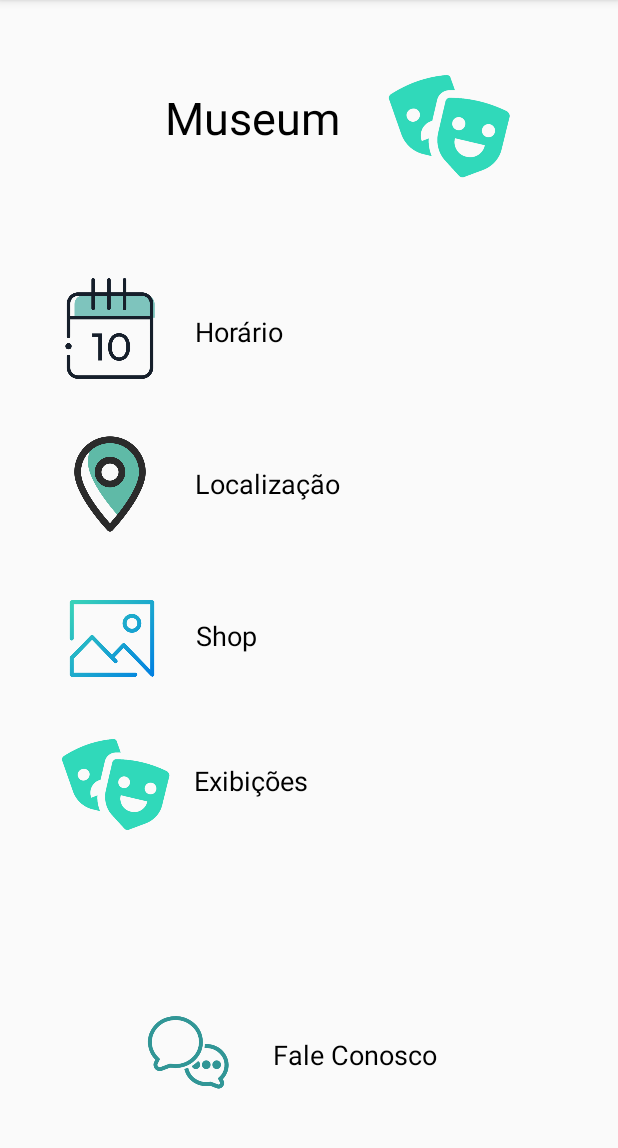
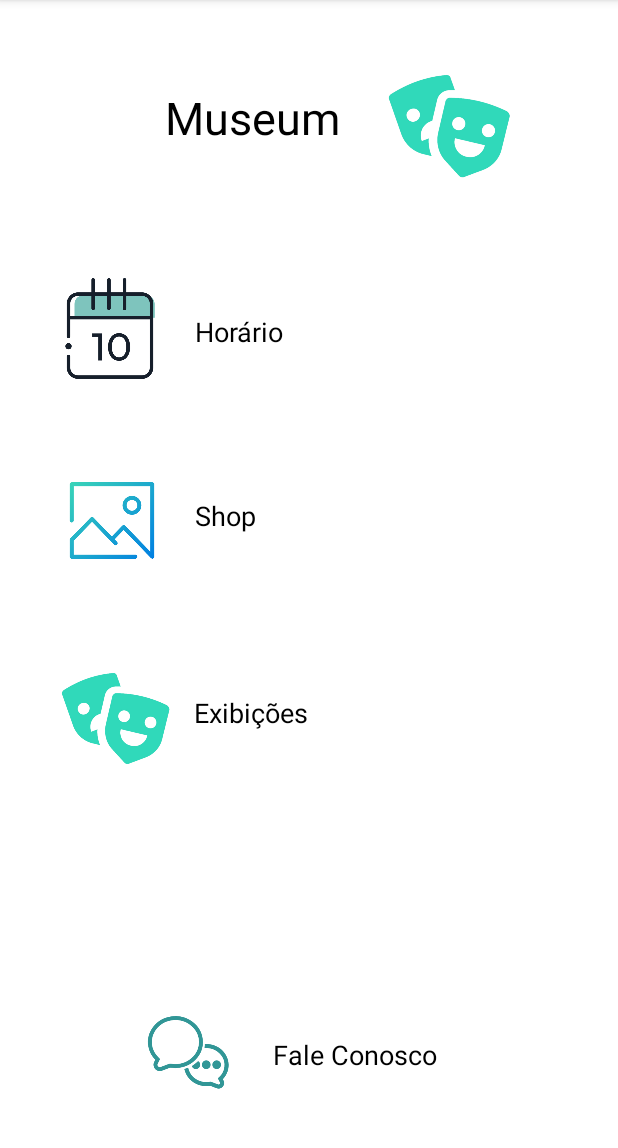
Before and after one commit to FehVicin/MuseuDaora, an Android app: the screen it shows after launch (MainActivity), on a phone screen of 412 x 824 dp, the part 84-1232 px from its top. Run offline under Robolectric (Android 15) with nearby library versions, the phone set to English and light mode, and no system bars.

Commit message:
update modificacoes

```diff
--- a/app/src/main/res/layout/activity_main.xml
+++ b/app/src/main/res/layout/activity_main.xml
@@ -5,6 +5,7 @@
     android:id="@+id/txtmenu"
     android:layout_width="match_parent"
     android:layout_height="match_parent"
+    android:background="#FFFFFF"
     tools:context=".MainActivity">
 
     <TextView
@@ -62,7 +63,7 @@
         app:layout_constraintHorizontal_bias="0.059"
         app:layout_constraintStart_toEndOf="@+id/imgicone2"
         app:layout_constraintTop_toTopOf="parent"
-        app:layout_constraintVertical_bias="0.683" />
+        app:layout_constraintVertical_bias="0.622" />
 
     <ImageView
         android:id="@+id/imgicone2"
@@ -74,25 +75,8 @@
         app:layout_constraintHorizontal_bias="0.111"
         app:layout_constraintStart_toStartOf="parent"
         app:layout_constraintTop_toTopOf="parent"
-        app:layout_constraintVertical_bias="0.701"
+        app:layout_constraintVertical_bias="0.637"
         app:srcCompat="@drawable/teatropng2" />
-
-    <TextView
-        android:id="@+id/txttitulolocal"
-        android:layout_width="wrap_content"
-        android:layout_height="wrap_content"
-        android:layout_marginEnd="16dp"
-        android:layout_marginRight="16dp"
-        android:onClick="clicklocal"
-        android:text="@string/txtlocalizacao"
-        android:textColor="@android:color/black"
-        android:textSize="18sp"
-        app:layout_constraintBottom_toBottomOf="parent"
-        app:layout_constraintEnd_toEndOf="parent"
-        app:layout_constraintHorizontal_bias="0.105"
-        app:layout_constraintStart_toEndOf="@+id/imglocal"
-        app:layout_constraintTop_toTopOf="parent"
-        app:layout_constraintVertical_bias="0.417" />
 
     <TextView
         android:id="@+id/txtgaleria"
@@ -104,10 +88,10 @@
         android:textSize="18sp"
         app:layout_constraintBottom_toBottomOf="parent"
         app:layout_constraintEnd_toEndOf="parent"
-        app:layout_constraintHorizontal_bias="0.07"
+        app:layout_constraintHorizontal_bias="0.066"
         app:layout_constraintStart_toEndOf="@+id/imggaleria"
         app:layout_constraintTop_toTopOf="parent"
-        app:layout_constraintVertical_bias="0.553" />
+        app:layout_constraintVertical_bias="0.446" />
 
     <TextView
         android:id="@+id/txthorarios"
@@ -134,21 +118,8 @@
         app:layout_constraintHorizontal_bias="0.11"
         app:layout_constraintStart_toStartOf="parent"
         app:layout_constraintTop_toTopOf="parent"
-        app:layout_constraintVertical_bias="0.556"
+        app:layout_constraintVertical_bias="0.443"
         app:srcCompat="@drawable/galeriapng" />
-
-    <ImageView
-        android:id="@+id/imglocal"
-        android:layout_width="73dp"
-        android:layout_height="69dp"
-        android:contentDescription="@string/imglocal"
-        app:layout_constraintBottom_toBottomOf="parent"
-        app:layout_constraintEnd_toEndOf="parent"
-        app:layout_constraintHorizontal_bias="0.109"
-        app:layout_constraintStart_toStartOf="parent"
-        app:layout_constraintTop_toTopOf="parent"
-        app:layout_constraintVertical_bias="0.412"
-        app:srcCompat="@drawable/localpng" />
 
     <ImageView
         android:id="@+id/imgfale"
```
Also changed, not shown: app/src/main/res/layout/activity_local.xml (deleted, +0 -63 lines), app/src/main/res/values/strings.xml (+0 -13 lines).
